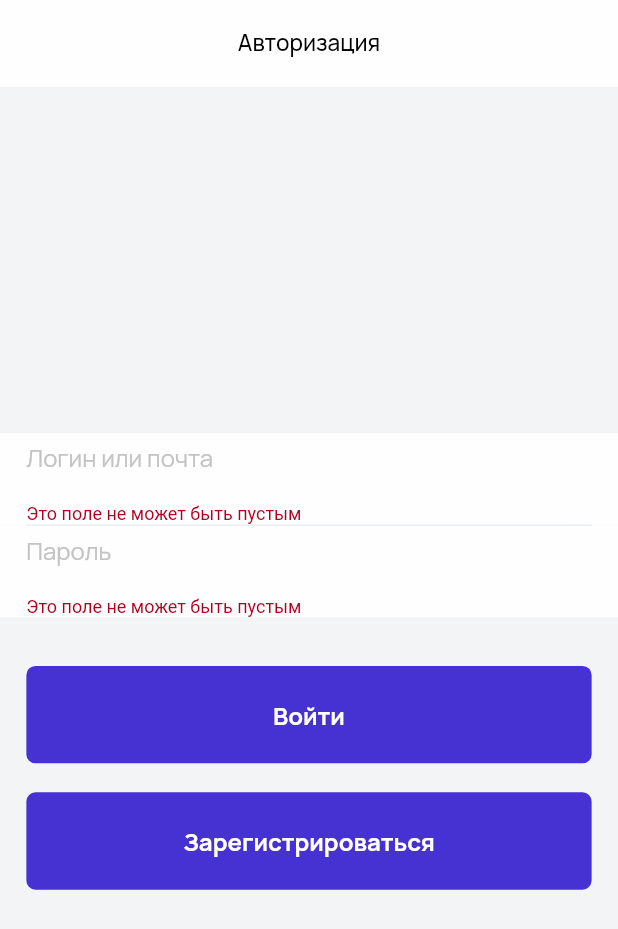
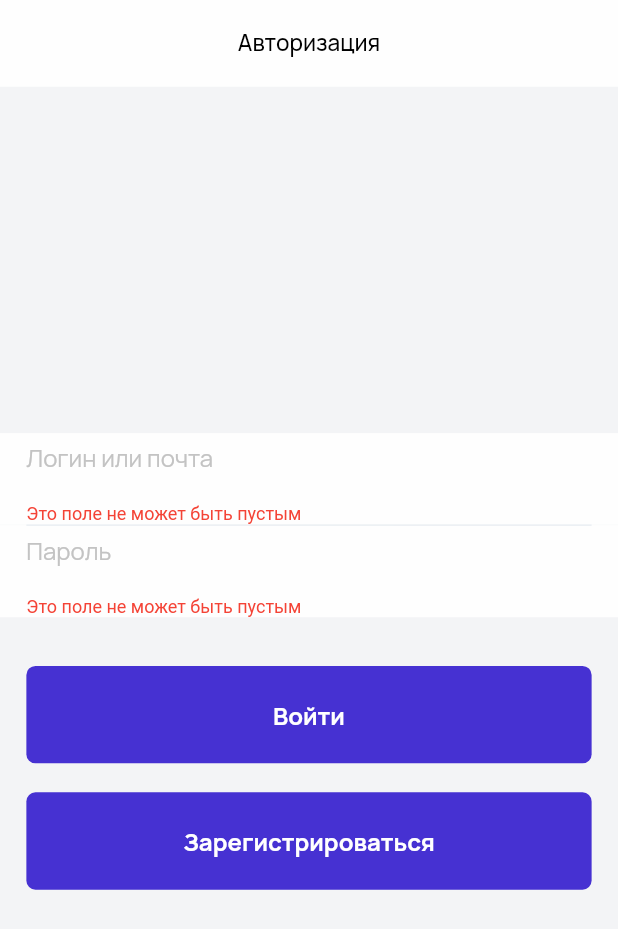
Before and after one commit to SonaHunanyan/codeunion_test, a Flutter app: the screen it shows after launch, after a tap on "Войти", on a phone screen of 412 x 824 dp. Shown: the top 929 px of the screen. Run offline on Flutter 3.47's test engine with Material 2 defaults, Android fonts, the phone set to English and light mode, and no system bars; our stand-ins replace auto_route, dio, flutter_bloc, freezed_annotation, get_it, shared_preferences; accounts and stored records are empty.

```diff
--- /dev/null
+++ b/lib/data/constant/app_url.dart
@@ -0,0 +1,4 @@
+class AppUrl {
+  static const baseUrl = 'http://45.10.110.181:8080/';
+  static const login = 'api/v1/auth/login';
+}
--- /dev/null
+++ b/lib/data/constant/preference_key.dart
@@ -0,0 +1,3 @@
+class PreferenceKey {
+  static const token = 'token';
+}
--- /dev/null
+++ b/lib/domain/repository/auth_repository.dart
@@ -0,0 +1,13 @@
+import 'package:codeunion_test/domain/entity/api_response/api_response.dart';
+import 'package:codeunion_test/domain/entity/login_response/login_response.dart';
+import 'package:codeunion_test/domain/entity/token/token.dart';
+import 'package:codeunion_test/domain/entity/user/user.dart';
+
+abstract class IAuthRepository {
+  Token? get token;
+
+  User? get user;
+
+  Future<ApiResponse<LoginResponse>> login(
+      {required String email, required String password});
+}
--- a/lib/presentation/page/auth/auth_screen.dart
+++ b/lib/presentation/page/auth/auth_screen.dart
@@ -8,8 +8,10 @@ import 'package:codeunion_test/presentation/page/widgets/primary_button.dart';
 import 'package:codeunion_test/presentation/theme/app_strings.dart';
 import 'package:codeunion_test/presentation/theme/app_theme.dart';
 import 'package:codeunion_test/presentation/util/constants.dart';
+import 'package:codeunion_test/presentation/util/utils.dart';
 import 'package:flutter/material.dart';
 import 'package:flutter_bloc/flutter_bloc.dart';
+import 'package:get_it/get_it.dart';
 
 @RoutePage()
 class AuthScreen extends StatefulWidget {
@@ -25,7 +27,7 @@ class _State extends State<AuthScreen> {
   final _loginController = TextEditingController();
   final _passwordController = TextEditingController();
 
-  final _bloc = AuthBloc();
+  final _bloc = AuthBloc(authRepository: GetIt.I.get());
 
   @override
   void dispose() {
@@ -72,6 +74,7 @@ class _State extends State<AuthScreen> {
                       height: 32 * rh(context),
                     ),
                     PrimaryButton(
+                      isLoading: state is LoginInProgressState,
                       onTap: () {
                         _bloc.add(
                           FormValidationEvent(
@@ -119,5 +122,16 @@ extension _StateAddititon on _State {
       _passwordError = state.passwordError;
       _loginError = state.loginError;
     }
+    if (state is FormValidState) {
+      _bloc.add(LoginEvent(
+          login: _loginController.text, password: _passwordController.text));
+    }
+    if (state is FailToLoginState) {
+      Utils.showSnackBar(
+        state.error,
+        context.themeData.colorScheme.error,
+      );
+    }
+    if (state is LoginSuccessState) {}
   }
 }
--- a/lib/presentation/page/auth/bloc/auth_event.dart
+++ b/lib/presentation/page/auth/bloc/auth_event.dart
@@ -15,3 +15,9 @@ class FormValidationEvent extends AuthEvent {
   final String login;
   final String password;
 }
+
+class LoginEvent extends AuthEvent {
+  LoginEvent({required this.login, required this.password});
+  final String login;
+  final String password;
+}
--- a/lib/presentation/page/auth/bloc/auth_state.dart
+++ b/lib/presentation/page/auth/bloc/auth_state.dart
@@ -23,3 +23,12 @@ class FormInvalidState extends AuthState {
 }
 
 class FormValidState extends AuthState {}
+
+class LoginInProgressState extends AuthState {}
+
+class LoginSuccessState extends AuthState {}
+
+class FailToLoginState extends AuthState {
+  FailToLoginState({required this.error});
+  final String error;
+}
--- a/lib/presentation/page/widgets/primary_button.dart
+++ b/lib/presentation/page/widgets/primary_button.dart
@@ -6,11 +6,13 @@ class PrimaryButton extends StatelessWidget {
   const PrimaryButton({
     required this.title,
     this.onTap,
+    this.isLoading = false,
     super.key,
   });
 
   final VoidCallback? onTap;
   final String title;
+  final bool isLoading;
 
   @override
   Widget build(BuildContext context) {
@@ -26,10 +28,14 @@ class PrimaryButton extends StatelessWidget {
             6 * rh(context),
           ),
         ),
-        child: Text(
-          title,
-          style: context.themeData.textTheme.displayMedium,
-        ),
+        child: isLoading
+            ? CircularProgressIndicator(
+                color: context.themeData.colorScheme.primaryContainer,
+              )
+            : Text(
+                title,
+                style: context.themeData.textTheme.displayMedium,
+              ),
       ),
     );
   }
--- a/lib/presentation/theme/light_theme.dart
+++ b/lib/presentation/theme/light_theme.dart
@@ -10,6 +10,7 @@ final lightTheme = base.copyWith(
     primaryContainer: AppColors.white,
     primary: AppColors.grey,
     secondary: AppColors.purple,
+    error: Colors.red,
   ),
   dividerColor: AppColors.stroke,
   textTheme: base.primaryTextTheme.copyWith(
--- a/lib/presentation/util/service_locator.dart
+++ b/lib/presentation/util/service_locator.dart
@@ -1,5 +1,9 @@
 import 'package:codeunion_test/data/local_storage/shared_prefs.dart';
+import 'package:codeunion_test/data/repository/auth_repository.dart';
+import 'package:codeunion_test/domain/repository/auth_repository.dart';
+import 'package:get_it/get_it.dart';
 
 Future<void> setupDependencies() async {
   await SharedPrefs().init();
+  GetIt.I.registerSingleton<IAuthRepository>(AuthRepository());
 }
--- a/pubspec.yaml
+++ b/pubspec.yaml
@@ -20,6 +20,7 @@ dependencies:
   auto_route: ^7.8.3
   json_annotation: ^4.8.1
   freezed_annotation: ^2.4.1
+  dio: ^5.3.3
 
 
 dev_dependencies:
```
Also changed, not shown: lib/data/http/dio.dart (added, +27 -0 lines), lib/data/http/interceptors/auth_interceptors.dart (added, +13 -0 lines), lib/data/repository/auth_repository.dart (added, +48 -0 lines), lib/domain/entity/api_response/api_error.dart (added, +10 -0 lines), lib/domain/entity/api_response/api_response.dart (added, +10 -0 lines), lib/domain/entity/login_response/login_response.dart (added, +17 -0 lines), lib/domain/entity/token/token.dart (added, +14 -0 lines), lib/domain/entity/user/user.dart (added, +15 -0 lines), lib/domain/use_case/get_actual_token.dart (added, +14 -0 lines), lib/presentation/page/auth/bloc/auth_bloc.dart (+25 -1 lines), lib/domain/entity/login_response/login_response.freezed.dart (added), lib/domain/entity/login_response/login_response.g.dart (added), lib/domain/entity/token/token.freezed.dart (added), lib/domain/entity/token/token.g.dart (added), 3 more files.
